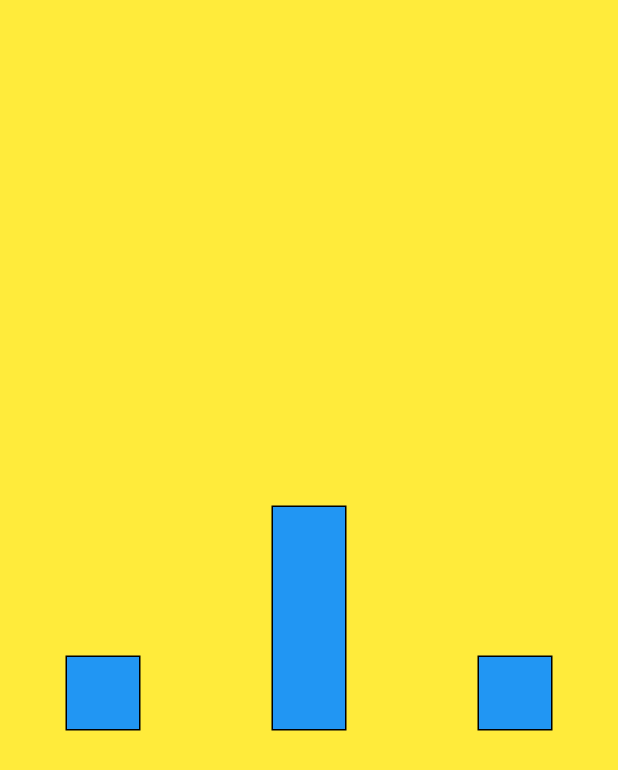
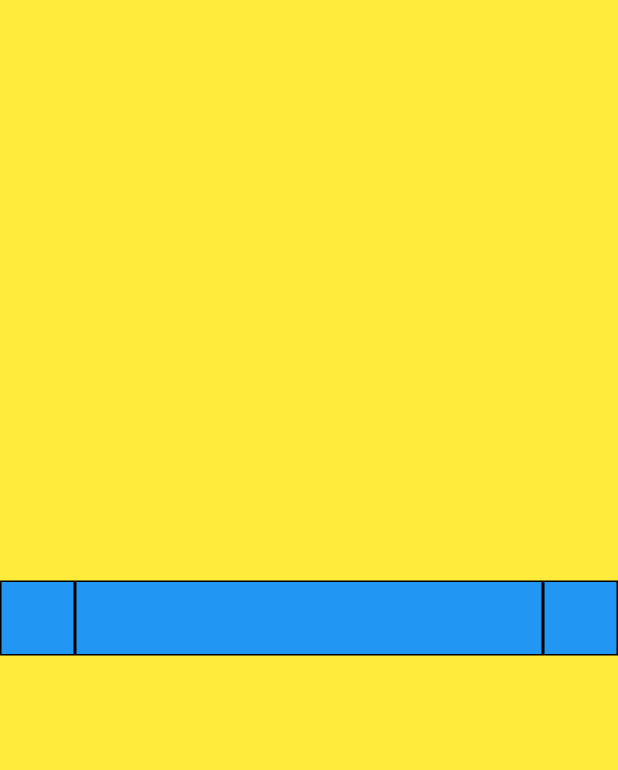
Before and after one commit to Runebjo/Flutter_Layout_Tutorial, a Flutter app: the screen it shows after launch, on a phone screen of 412 x 824 dp. Shown: the top 770 px of the screen. Run offline on Flutter 3.47's test engine with Material 2 defaults, Android fonts, the phone set to English and light mode, and no system bars.

Commit message:
Expanded widget

```diff
--- a/lib/main.dart
+++ b/lib/main.dart
@@ -18,11 +18,11 @@ class MyApp extends StatelessWidget {
         backgroundColor: Colors.yellow,
         body: Center(
           child: Row(
-            mainAxisAlignment: MainAxisAlignment.spaceAround,
-            crossAxisAlignment: CrossAxisAlignment.end,
             children: [
               BlueBox(),
-              BiggerBlueBox(),
+              Expanded(
+                child: BlueBox(),
+              ),
               BlueBox(),
             ],
           ),
```
